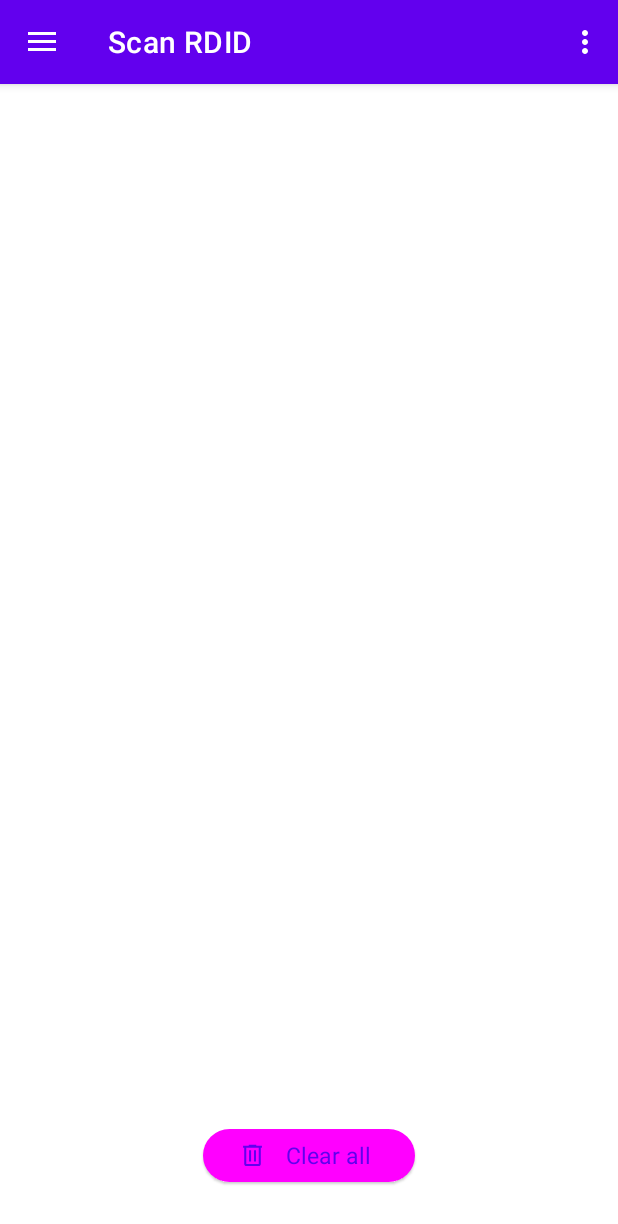
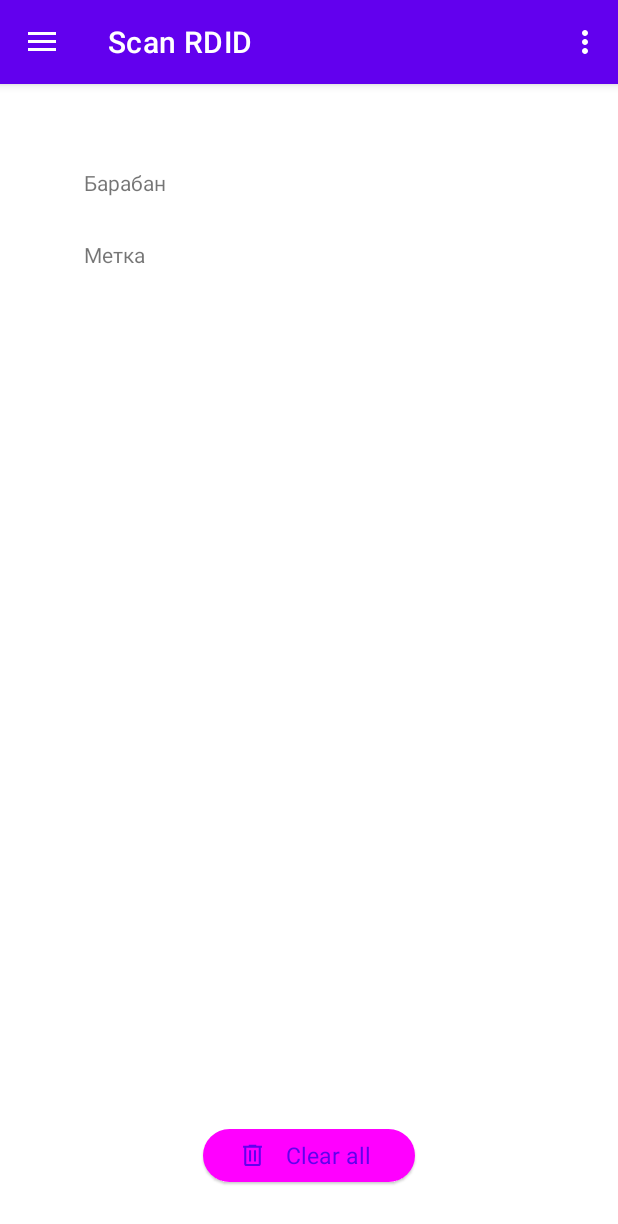
Before and after one commit to Sveper34/RFIDScanner, an Android app: the screen it shows after launch (MainActivity), on a phone screen of 412 x 824 dp. Shown: the top 1224 px of the screen. Run offline under Robolectric (Android 15) with nearby library versions, the phone set to English and light mode, and no system bars; our stand-ins replace navigation-ui.

Commit message:
Привязаны широковешательные сообщения RFID сканера

```diff
--- a/app/src/main/java/com/arktika/rfidscanner/MainActivity.java
+++ b/app/src/main/java/com/arktika/rfidscanner/MainActivity.java
@@ -1,10 +1,20 @@
 package com.arktika.rfidscanner;
 
+import android.content.BroadcastReceiver;
+import android.content.Context;
+import android.content.Intent;
+import android.content.IntentFilter;
+import android.os.AsyncTask;
 import android.os.Bundle;
 import android.view.Menu;
+import android.view.View;
+import android.widget.Button;
+import android.widget.TextView;
+import android.widget.Toast;
 
 import com.google.android.material.navigation.NavigationView;
 
+import androidx.loader.content.AsyncTaskLoader;
 import androidx.navigation.NavController;
 import androidx.navigation.Navigation;
 import androidx.navigation.ui.AppBarConfiguration;
@@ -18,6 +28,13 @@ public class MainActivity extends AppCompatActivity {
 
     private AppBarConfiguration mAppBarConfiguration;
     private ActivityMainBinding binding;
+
+    private BroadcastReceiver brRfid;//Прием широковешательных сообщений от сканирование штрихкода
+    public final static String BROADCAST_ACTION = "com.ubx.scan.rfid";//Широковешательное сообщение для сканера Urovo dt50
+
+    TextView tvSearchRFidtitle;
+    TextView tvRfidMetka;
+    Button BtClear;
 
     @Override
     protected void onCreate(Bundle savedInstanceState) {
@@ -39,6 +56,47 @@ public class MainActivity extends AppCompatActivity {
         NavController navController = Navigation.findNavController(this, R.id.nav_host_fragment_content_main);
         NavigationUI.setupActionBarWithNavController(this, navController, mAppBarConfiguration);
         NavigationUI.setupWithNavController(navigationView, navController);
+
+        tvSearchRFidtitle = (TextView) findViewById(R.id.tvSearchRFidtitle);
+        tvRfidMetka = (TextView) findViewById(R.id.tvRfidMetka);
+        BtClear= (Button) findViewById(R.id.btClear);
+
+        BtClear.setOnClickListener(new View.OnClickListener() {
+            @Override
+            public void onClick(View view) {
+                tvSearchRFidtitle.setText("");
+                tvRfidMetka.setText("");
+                BtClear.setVisibility(View.INVISIBLE);
+            }
+        });
+
+        brRfid = new BroadcastReceiver() {
+            @Override
+            public void onReceive(Context context, Intent intent) {
+                /* AsyncTask.execute(new Runnable() {
+                    @Override
+                    public void run() {
+                        // All your networking logic
+                        // should be here
+                    }
+                });
+                */
+                String barcode = intent.getStringExtra("rfid_data");
+                Toast.makeText(MainActivity.this, barcode, Toast.LENGTH_SHORT).show();
+                BtClear.setVisibility(View.VISIBLE);
+                if (barcode.equals("ABCDEF0000001938\n")) {
+                    tvSearchRFidtitle.setText("318");
+                }else {
+                    tvSearchRFidtitle.setText("");
+
+                }
+                tvRfidMetka.setText(barcode);
+                //   tvNumberDate.setText(barcode);
+            }
+        };
+        IntentFilter intFilt = new IntentFilter(BROADCAST_ACTION);
+        registerReceiver(brRfid, intFilt);
+
     }
 
     @Override
--- a/app/src/main/res/layout/fragment_search.xml
+++ b/app/src/main/res/layout/fragment_search.xml
@@ -7,7 +7,7 @@
     tools:context=".ui.Search.SearchFragment">
 
     <Button
-        android:id="@+id/button2"
+        android:id="@+id/btClear"
         style="@style/Widget.Material3.Button.ElevatedButton"
         android:layout_width="141dp"
         android:layout_height="43dp"
@@ -19,4 +19,42 @@
         app:layout_constraintEnd_toEndOf="parent"
         app:layout_constraintHorizontal_bias="0.5"
         app:layout_constraintStart_toStartOf="parent" />
+
+    <TextView
+        android:id="@+id/tvSearchtitle"
+        android:layout_width="72dp"
+        android:layout_height="32dp"
+        android:layout_marginStart="56dp"
+        android:layout_marginTop="56dp"
+        android:text="Барабан"
+        app:layout_constraintStart_toStartOf="parent"
+        app:layout_constraintTop_toTopOf="parent" />
+
+    <TextView
+        android:id="@+id/tvRfidMetkaTitle"
+        android:layout_width="72dp"
+        android:layout_height="34dp"
+        android:layout_marginStart="56dp"
+        android:layout_marginTop="16dp"
+        android:text="Метка"
+        app:layout_constraintStart_toStartOf="parent"
+        app:layout_constraintTop_toBottomOf="@+id/tvSearchtitle" />
+
+    <TextView
+        android:id="@+id/tvSearchRFidtitle"
+        android:layout_width="91dp"
+        android:layout_height="32dp"
+        app:layout_constraintBottom_toBottomOf="@+id/tvSearchtitle"
+        app:layout_constraintStart_toEndOf="@+id/tvSearchtitle"
+        app:layout_constraintTop_toTopOf="@+id/tvSearchtitle" />
+
+    <TextView
+        android:id="@+id/tvRfidMetka"
+        android:layout_width="96dp"
+        android:layout_height="34dp"
+        app:layout_constraintBottom_toBottomOf="@+id/tvRfidMetkaTitle"
+        app:layout_constraintStart_toEndOf="@+id/tvRfidMetkaTitle"
+        app:layout_constraintTop_toTopOf="@+id/tvRfidMetkaTitle"
+        app:layout_constraintVertical_bias="0.0" />
+
 </androidx.constraintlayout.widget.ConstraintLayout>
```
Also changed, not shown: 1 other file.
